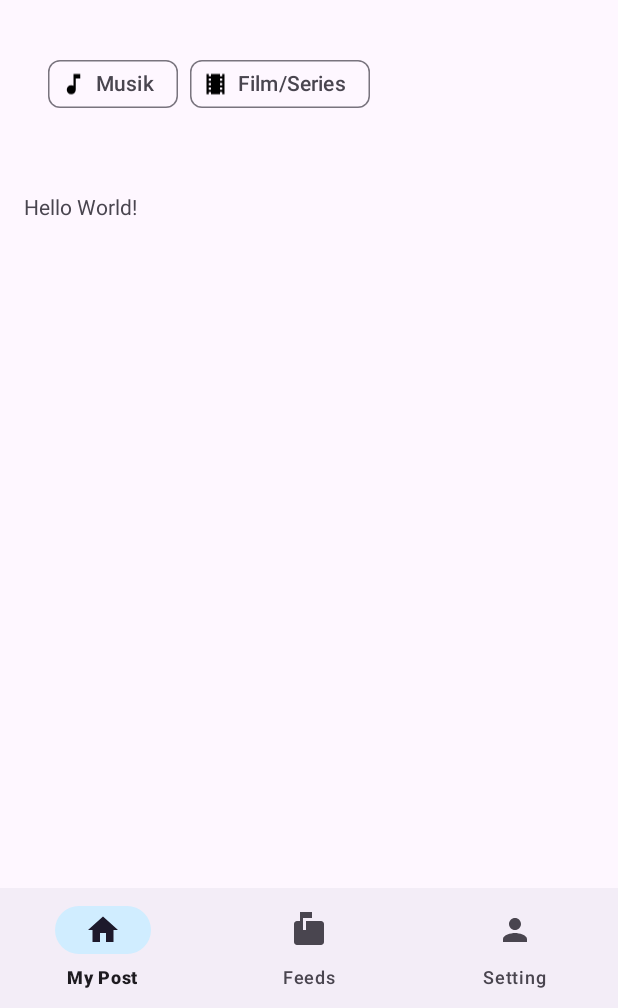
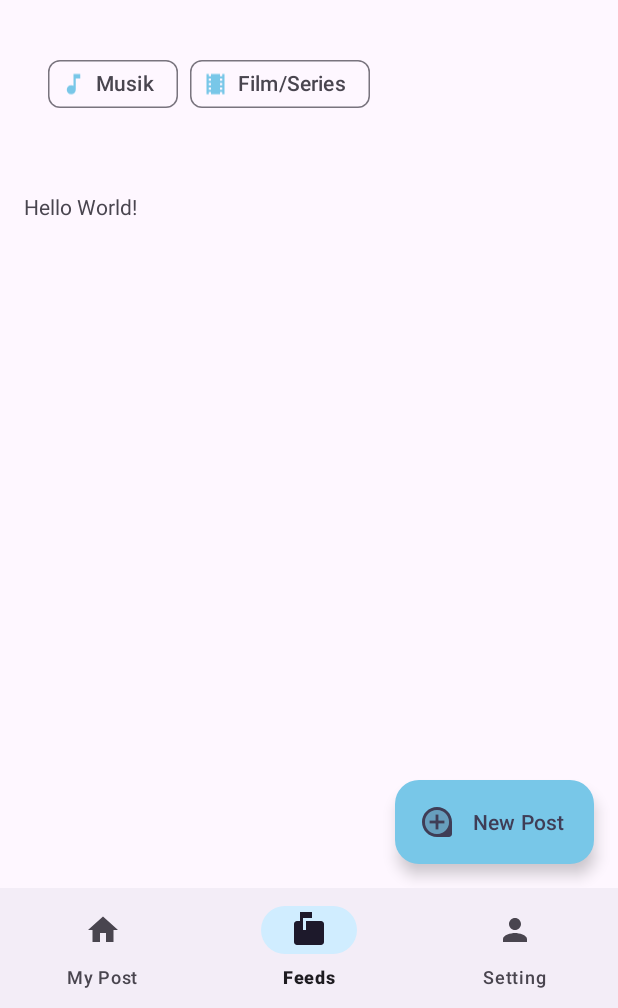
Before and after one commit to supimadi/answerme, an Android app: the screen it shows after launch (MainActivity), on a phone screen of 412 x 824 dp, the part 228-1236 px from its top. Run offline under Robolectric (Android 15) with nearby library versions, the phone set to English and light mode, and no system bars.

Commit message:
add extended FAB

```diff
--- a/app/src/main/java/org/d3if3038/answerme/MainActivity.kt
+++ b/app/src/main/java/org/d3if3038/answerme/MainActivity.kt
@@ -17,6 +17,7 @@ class MainActivity : AppCompatActivity() {
 
         navContoller = findNavController(R.id.mainContainerFragment)
 
+        binding.bottomNavigation.selectedItemId = R.id.menuFeeds
         binding.bottomNavigation.setOnItemSelectedListener {
             when(it.itemId) {
                 R.id.menuSetting -> {
--- a/app/src/main/res/drawable/baseline_local_movies_24.xml
+++ b/app/src/main/res/drawable/baseline_local_movies_24.xml
@@ -1,5 +1,5 @@
-<vector android:height="24dp" android:tint="#000000"
+<vector android:height="24dp" android:tint="?attr/colorPrimary"
     android:viewportHeight="24" android:viewportWidth="24"
     android:width="24dp" xmlns:android="http://schemas.android.com/apk/res/android">
-    <path android:fillColor="@android:color/white" android:pathData="M18,3v2h-2L16,3L8,3v2L6,5L6,3L4,3v18h2v-2h2v2h8v-2h2v2h2L20,3h-2zM8,17L6,17v-2h2v2zM8,13L6,13v-2h2v2zM8,9L6,9L6,7h2v2zM18,17h-2v-2h2v2zM18,13h-2v-2h2v2zM18,9h-2L16,7h2v2z"/>
+    <path android:fillColor="?attr/colorPrimary" android:pathData="M18,3v2h-2L16,3L8,3v2L6,5L6,3L4,3v18h2v-2h2v2h8v-2h2v2h2L20,3h-2zM8,17L6,17v-2h2v2zM8,13L6,13v-2h2v2zM8,9L6,9L6,7h2v2zM18,17h-2v-2h2v2zM18,13h-2v-2h2v2zM18,9h-2L16,7h2v2z"/>
 </vector>
--- a/app/src/main/res/drawable/baseline_music_note_24.xml
+++ b/app/src/main/res/drawable/baseline_music_note_24.xml
@@ -1,5 +1,5 @@
-<vector android:height="24dp" android:tint="#000000"
+<vector android:height="24dp" android:tint="?attr/colorPrimary"
     android:viewportHeight="24" android:viewportWidth="24"
     android:width="24dp" xmlns:android="http://schemas.android.com/apk/res/android">
-    <path android:fillColor="@android:color/white" android:pathData="M12,3v10.55c-0.59,-0.34 -1.27,-0.55 -2,-0.55 -2.21,0 -4,1.79 -4,4s1.79,4 4,4 4,-1.79 4,-4V7h4V3h-6z"/>
+    <path android:fillColor="?attr/colorPrimary" android:pathData="M12,3v10.55c-0.59,-0.34 -1.27,-0.55 -2,-0.55 -2.21,0 -4,1.79 -4,4s1.79,4 4,4 4,-1.79 4,-4V7h4V3h-6z"/>
 </vector>
--- /dev/null
+++ b/app/src/main/res/drawable/twotone_loupe_24.xml
@@ -0,0 +1,8 @@
+<vector android:height="24dp" android:tint="#000000"
+    android:viewportHeight="24" android:viewportWidth="24"
+    android:width="24dp" xmlns:android="http://schemas.android.com/apk/res/android">
+    <path android:fillAlpha="0.3"
+        android:fillColor="@android:color/white"
+        android:pathData="M12,20c4.41,0 8,-3.59 8,-8s-3.59,-8 -8,-8 -8,3.59 -8,8 3.59,8 8,8zM7,11h4L11,7h2v4h4v2h-4v4h-2v-4L7,13v-2z" android:strokeAlpha="0.3"/>
+    <path android:fillColor="@android:color/white" android:pathData="M11,17h2v-4h4v-2h-4L13,7h-2v4L7,11v2h4zM12,22h8c1.1,0 2,-0.9 2,-2v-8c0,-5.51 -4.49,-10 -10,-10S2,6.49 2,12s4.49,10 10,10zM12,4c4.41,0 8,3.59 8,8s-3.59,8 -8,8 -8,-3.59 -8,-8 3.59,-8 8,-8z"/>
+</vector>
--- a/app/src/main/res/layout/fragment_feeds.xml
+++ b/app/src/main/res/layout/fragment_feeds.xml
@@ -1,14 +1,9 @@
 <?xml version="1.0" encoding="utf-8"?>
-<ScrollView xmlns:android="http://schemas.android.com/apk/res/android"
+<LinearLayout xmlns:android="http://schemas.android.com/apk/res/android"
     xmlns:app="http://schemas.android.com/apk/res-auto"
     android:orientation="vertical"
     android:layout_width="match_parent"
     android:layout_height="match_parent">
-
-    <LinearLayout
-        android:layout_width="match_parent"
-        android:orientation="vertical"
-        android:layout_height="wrap_content">
 
     <com.google.android.material.chip.ChipGroup
         android:id="@+id/chipGroup"
@@ -48,7 +43,15 @@
         android:layout_weight="1"
         android:text="Hello World!"/>
 
-    </LinearLayout>
+    <com.google.android.material.floatingactionbutton.ExtendedFloatingActionButton
+        android:id="@+id/extended_fab"
+        android:layout_width="wrap_content"
+        android:layout_height="wrap_content"
+        android:layout_margin="16dp"
+        android:layout_gravity="bottom|end"
+        android:text="@string/new_post"
+        app:icon="@drawable/twotone_loupe_24"
+        style="@style/ThemeOverlay.App.FloatingActionButton"/>
 
 
-</ScrollView>
+</LinearLayout>
--- a/app/src/main/res/values-night/themes.xml
+++ b/app/src/main/res/values-night/themes.xml
@@ -14,6 +14,25 @@
         <item name="android:statusBarColor">?attr/colorSurface</item>
         <!-- Customize your theme here. -->
 
+        <!-- Menu Bar -->
         <item name="colorSecondaryContainer">@color/teal_700_dark</item>
+
+        <!-- Extended FAB Style -->
+        <item name="extendedFloatingActionButtonStyle">@style/Widget.App.ExtendedFloatingActionButton</item>
+        <item name="floatingActionButtonStyle">@style/Widget.App.FloatingActionButton</item>
+    </style>
+
+    <!-- Extended FAB Style -->
+    <style name="Widget.App.ExtendedFloatingActionButton" parent="Widget.Material3.ExtendedFloatingActionButton.Icon.Primary">
+        <item name="materialThemeOverlay">@style/ThemeOverlay.App.FloatingActionButton</item>
+    </style>
+
+    <style name="Widget.App.FloatingActionButton" parent="Widget.Material3.FloatingActionButton.Primary">
+        <item name="materialThemeOverlay">@style/ThemeOverlay.App.FloatingActionButton</item>
+    </style>
+
+    <style name="ThemeOverlay.App.FloatingActionButton" parent="">
+        <item name="colorContainer">?attr/colorPrimary</item>
+        <item name="colorOnContainer">?attr/colorOnPrimary</item>
     </style>
 </resources>
--- a/app/src/main/res/values/strings.xml
+++ b/app/src/main/res/values/strings.xml
@@ -3,4 +3,5 @@
     <string name="my_post">My Post</string>
     <string name="feeds">Feeds</string>
     <string name="setting">Setting</string>
+    <string name="new_post">New Post</string>
 </resources>
--- a/app/src/main/res/values/themes.xml
+++ b/app/src/main/res/values/themes.xml
@@ -19,5 +19,24 @@
         <!-- Menu Bar -->
         <item name="bottomNavigationStyle">@style/Widget.Material3.BottomNavigationView</item>
         <item name="toolbarStyle">@style/Widget.Material3.Toolbar</item>
+
+        <!-- Extended FAB Style -->
+        <item name="extendedFloatingActionButtonStyle">@style/Widget.App.ExtendedFloatingActionButton</item>
+        <item name="floatingActionButtonStyle">@style/Widget.App.FloatingActionButton</item>
+
+    </style>
+
+    <!-- Extended FAB Style -->
+    <style name="Widget.App.ExtendedFloatingActionButton" parent="Widget.Material3.ExtendedFloatingActionButton.Icon.Primary">
+        <item name="materialThemeOverlay">@style/ThemeOverlay.App.FloatingActionButton</item>
+    </style>
+
+    <style name="Widget.App.FloatingActionButton" parent="Widget.Material3.FloatingActionButton.Primary">
+        <item name="materialThemeOverlay">@style/ThemeOverlay.App.FloatingActionButton</item>
+    </style>
+
+    <style name="ThemeOverlay.App.FloatingActionButton" parent="">
+        <item name="colorContainer">?attr/colorPrimary</item>
+        <item name="colorOnContainer">?attr/colorOnPrimary</item>
     </style>
 </resources>
```
Lines whose indentation alone changed are shown as unchanged.
